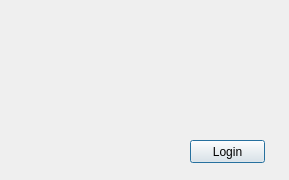
Before: the Qt Designer form ArcApp/loginprompt.ui in Arc-Project/Arc, drawn with Qt 5.
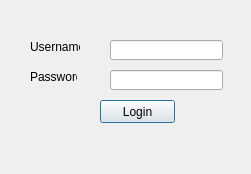
After: the same form once the commit is applied.

```diff
--- a/ArcApp/loginprompt.ui
+++ b/ArcApp/loginprompt.ui
@@ -6,8 +6,8 @@
    <rect>
     <x>0</x>
     <y>0</y>
-    <width>289</width>
-    <height>180</height>
+    <width>251</width>
+    <height>174</height>
    </rect>
   </property>
   <property name="windowTitle">
@@ -16,8 +16,8 @@
   <widget class="QPushButton" name="pushButton">
    <property name="geometry">
     <rect>
-     <x>190</x>
-     <y>140</y>
+     <x>100</x>
+     <y>100</y>
      <width>75</width>
      <height>23</height>
     </rect>
@@ -26,6 +26,77 @@
     <string>Login</string>
    </property>
   </widget>
+  <widget class="QLabel" name="label_2">
+   <property name="geometry">
+    <rect>
+     <x>30</x>
+     <y>70</y>
+     <width>47</width>
+     <height>13</height>
+    </rect>
+   </property>
+   <property name="text">
+    <string>Password</string>
+   </property>
+  </widget>
+  <widget class="QLabel" name="label_3">
+   <property name="geometry">
+    <rect>
+     <x>30</x>
+     <y>40</y>
+     <width>50</width>
+     <height>13</height>
+    </rect>
+   </property>
+   <property name="text">
+    <string>Username</string>
+   </property>
+  </widget>
+  <widget class="QLineEdit" name="lineEdit_Uname">
+   <property name="geometry">
+    <rect>
+     <x>110</x>
+     <y>40</y>
+     <width>113</width>
+     <height>20</height>
+    </rect>
+   </property>
+  </widget>
+  <widget class="QLineEdit" name="lineEdit_Pw">
+   <property name="geometry">
+    <rect>
+     <x>110</x>
+     <y>70</y>
+     <width>113</width>
+     <height>20</height>
+    </rect>
+   </property>
+   <property name="echoMode">
+    <enum>QLineEdit::Password</enum>
+   </property>
+  </widget>
+  <widget class="QLabel" name="label_LoginError">
+   <property name="geometry">
+    <rect>
+     <x>16</x>
+     <y>140</y>
+     <width>221</width>
+     <height>20</height>
+    </rect>
+   </property>
+   <property name="font">
+    <font>
+     <weight>75</weight>
+     <bold>true</bold>
+    </font>
+   </property>
+   <property name="text">
+    <string/>
+   </property>
+   <property name="alignment">
+    <set>Qt::AlignCenter</set>
+   </property>
+  </widget>
  </widget>
  <resources/>
  <connections/>
```
